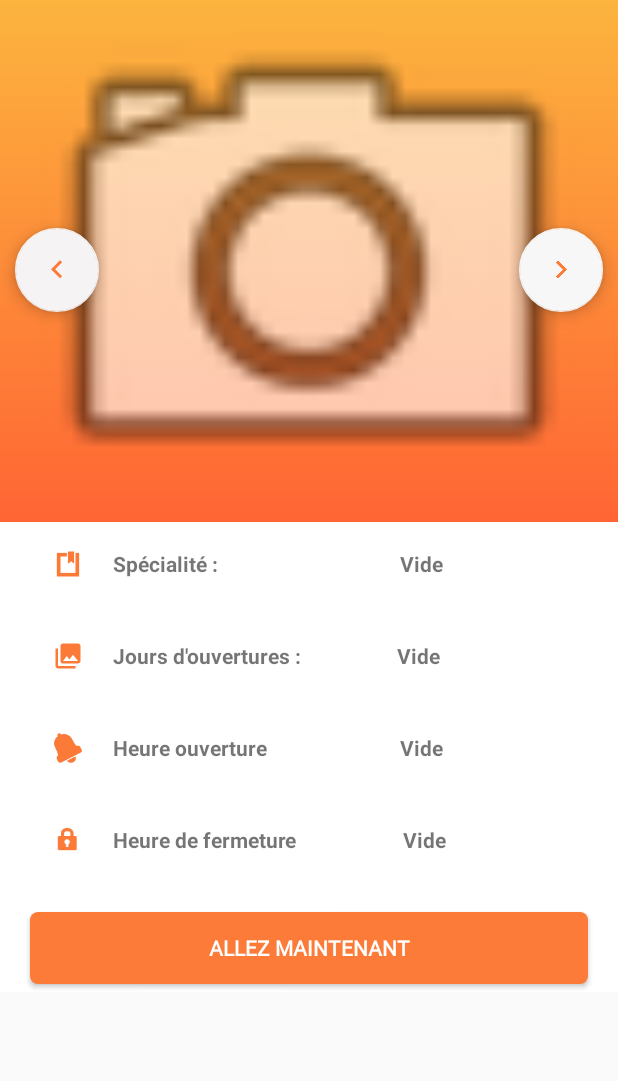
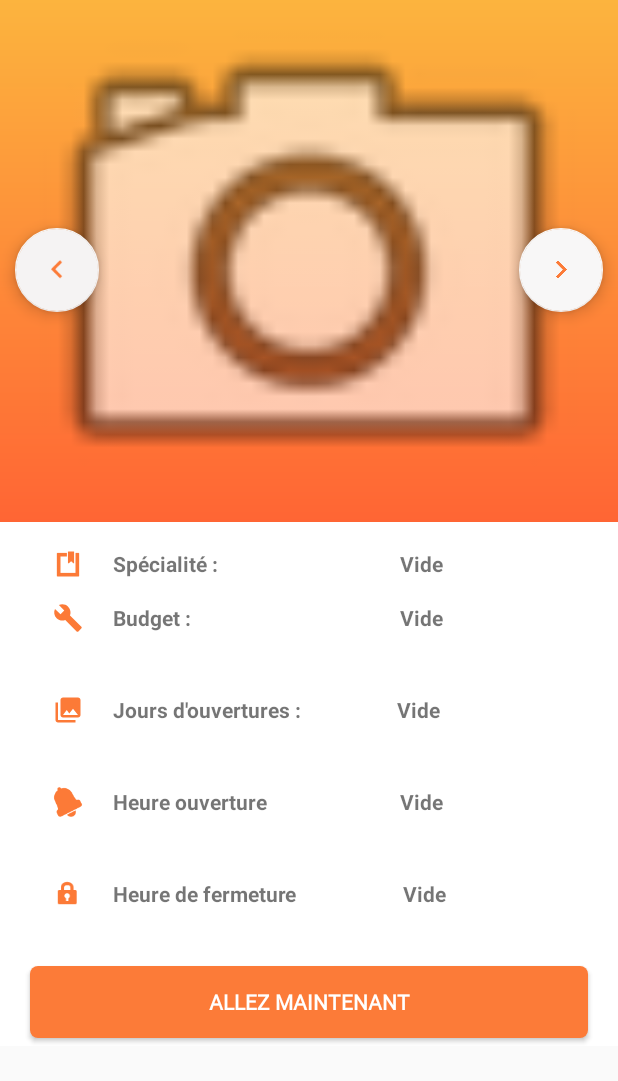
Before and after one commit to kyrigami98/ZaApp, an Android app: the layout lieu_profil.xml on its own in the app's theme, with its tools: preview values and no code run, on a phone screen of 412 x 824 dp. Shown: the top 1081 px of the screen. Run offline under Robolectric (Android 15) with nearby library versions, the phone set to English and light mode, and no system bars; Roboto replaces fonts that are not available here.

Commit message:
Add budget

```diff
--- a/app/src/main/java/com/example/za_app/ConnectActivity.kt
+++ b/app/src/main/java/com/example/za_app/ConnectActivity.kt
@@ -43,6 +43,7 @@ class ConnectActivity : AppCompatActivity() {
 
         if (sharedPref.getString("resterConecter", null) == "true"){
             et_email1.setText(sharedPref.getString("lastEmail", null))
+            et_password1.setText(sharedPref.getString("pass", null))
             switch1.isChecked = true
         }
 
--- a/app/src/main/java/com/example/za_app/MainActivity.kt
+++ b/app/src/main/java/com/example/za_app/MainActivity.kt
@@ -798,6 +798,7 @@ class MainActivity : AppCompatActivity(), NavigationView.OnNavigationItemSelecte
                 .addOnSuccessListener { document ->
                     if (document != null) {
 
+                        dialogLayout.budgetMin.text = document.data!!["budget"].toString()
                         dialogLayout.special.text = document.data!!["specialite"].toString()
                         dialogLayout.ouvertureDay.text = document.data!!["jourOuv"].toString()
                         dialogLayout.ouverturehour.text = document.data!!["heureOuv"].toString()
@@ -926,6 +927,7 @@ class MainActivity : AppCompatActivity(), NavigationView.OnNavigationItemSelecte
                                 JourOuv = document.data!!["jourOuv"].toString()
                                 heureOuv = document.data!!["heureOuv"].toString()
                                 heureFerm = document.data!!["heureFerm"].toString()
+                                budget = document.data!!["budget"].toString()
 
                                 Mylatitude = it.position.latitude
                                 Mylongtude = it.position.longitude
--- a/app/src/main/res/layout/lieu_profil.xml
+++ b/app/src/main/res/layout/lieu_profil.xml
@@ -81,6 +81,30 @@
                         android:layout_height="wrap_content"
                         android:paddingLeft="20dp"
                         android:text="Vide" android:id="@+id/special"/>
+            </LinearLayout>
+            <LinearLayout
+                    android:orientation="horizontal"
+                    android:paddingLeft="25dp"
+                    android:layout_width="match_parent"
+                    android:layout_height="wrap_content">
+                <ImageView
+                        android:layout_width="20dp"
+                        android:layout_height="36dp"
+                        android:src="@drawable/ic_menu_manage" android:tint="#FC7A37"/>
+                <TextView
+                        android:textStyle="bold"
+                        android:layout_gravity="center_vertical"
+                        android:layout_width="wrap_content"
+                        android:layout_height="wrap_content"
+                        android:paddingLeft="20dp"
+                        android:text="Budget :" android:layout_weight="1"/>
+                <TextView
+                        android:textStyle="bold"
+                        android:layout_gravity="center_vertical"
+                        android:layout_width="155dp"
+                        android:layout_height="wrap_content"
+                        android:paddingLeft="20dp"
+                        android:text="Vide" android:id="@+id/budgetMin"/>
             </LinearLayout>
             <LinearLayout
                     android:layout_marginTop="25dp"
```
